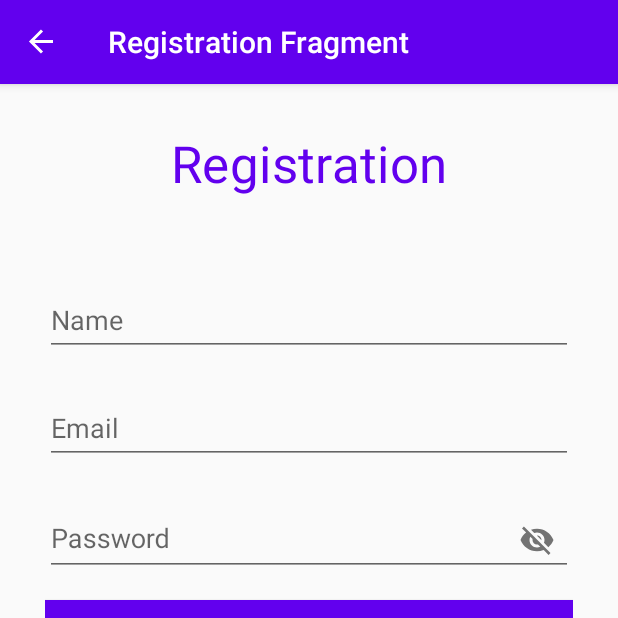
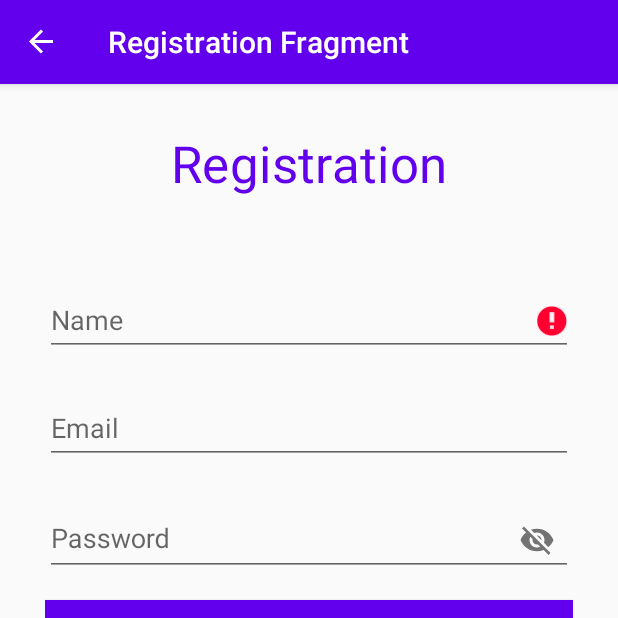
Before and after one commit to DhruvLimbachiya/NavComponentsDemo, an Android app: the RegistrationFragment screen opened through its navigation route, after a tap on an icon or button, on a phone screen of 412 x 824 dp, the top half of it. Run offline under Robolectric (Android 15) with nearby library versions, the phone set to English and light mode, and no system bars; our stand-ins replace data binding, navigation-ui; 1 other tap on this screen came first.

Commit message:
Navigation from RegistrationFragment to LoginFragment after successfully registration of user

```diff
--- a/app/src/main/java/com/example/navcomponentexample/fragments/RegistrationFragment.java
+++ b/app/src/main/java/com/example/navcomponentexample/fragments/RegistrationFragment.java
@@ -2,20 +2,83 @@ package com.example.navcomponentexample.fragments;
 
 import android.os.Bundle;
 
+import androidx.annotation.NonNull;
+import androidx.annotation.Nullable;
+import androidx.databinding.DataBindingUtil;
 import androidx.fragment.app.Fragment;
+import androidx.navigation.NavController;
+import androidx.navigation.NavDirections;
+import androidx.navigation.Navigation;
+import androidx.navigation.ui.NavigationUI;
 
+import android.text.TextUtils;
 import android.view.LayoutInflater;
 import android.view.View;
 import android.view.ViewGroup;
+import android.widget.TextView;
 
 import com.example.navcomponentexample.R;
+import com.example.navcomponentexample.databinding.FragmentRegistrationBinding;
 
 public class RegistrationFragment extends Fragment {
+
+    FragmentRegistrationBinding binding;
+    NavController navController;
 
     @Override
     public View onCreateView(LayoutInflater inflater, ViewGroup container,
                              Bundle savedInstanceState) {
+
+        binding = DataBindingUtil.inflate(inflater,R.layout.fragment_registration, container, false);
+
         // Inflate the layout for this fragment
-        return inflater.inflate(R.layout.fragment_registration, container, false);
+        return binding.getRoot();
+    }
+
+    @Override
+    public void onViewCreated(@NonNull View view, @Nullable Bundle savedInstanceState) {
+        super.onViewCreated(view, savedInstanceState);
+
+        navController = Navigation.findNavController(view);
+
+        view.findViewById(R.id.register_button).setOnClickListener(new View.OnClickListener() {
+            @Override
+            public void onClick(View view) {
+                if(isValid()){
+                    regAndNavToLogin();
+                }
+            }
+        });
+    }
+
+    private boolean isValid() {
+
+        TextView username = binding.nameTextview;
+        TextView email = binding.emailTextview;
+        TextView password = binding.passwordTextview;
+
+        if(TextUtils.isEmpty(username.getText().toString().trim())){
+            binding.nameTextview.setEnabled(true);
+            binding.nameTextview.setError(getString(R.string.error_username));
+            return false;
+        }else if(TextUtils.isEmpty(email.getText().toString().trim())){
+            binding.emailTextview.setEnabled(true);
+            binding.emailTextview.setError(getString(R.string.error_email));
+            return false;
+        }else if(TextUtils.isEmpty(password.getText().toString().trim())){
+            binding.passwordTextview.setEnabled(true);
+            binding.passwordTextview.setError(getString(R.string.error_password));
+            return false;
+        }
+
+        return true;
+    }
+
+    /**
+     * Register user and navigate to Login Screen
+     */
+    private void regAndNavToLogin() {
+        NavDirections navDirections = RegistrationFragmentDirections.actionRegistrationFragmentToLoginFragment();
+        navController.navigate(navDirections);
     }
 }
--- a/app/src/main/res/layout/fragment_registration.xml
+++ b/app/src/main/res/layout/fragment_registration.xml
@@ -1,8 +1,13 @@
 <?xml version="1.0" encoding="utf-8"?>
+<layout xmlns:android="http://schemas.android.com/apk/res/android"
+    xmlns:app="http://schemas.android.com/apk/res-auto"
+    xmlns:tools="http://schemas.android.com/tools">
+
+    <data>
+
+    </data>
+
     <androidx.constraintlayout.widget.ConstraintLayout
-    xmlns:android="http://schemas.android.com/apk/res/android"
-    xmlns:app="http://schemas.android.com/apk/res-auto"
-    xmlns:tools="http://schemas.android.com/tools"
         android:layout_width="match_parent"
         android:layout_height="match_parent"
         android:padding="30dp"
@@ -33,8 +38,7 @@
             <com.google.android.material.textfield.TextInputEditText
                 android:id="@+id/name_textview"
                 android:layout_width="match_parent"
-            android:layout_height="wrap_content"
-            />
+                android:layout_height="wrap_content" />
 
         </com.google.android.material.textfield.TextInputLayout>
 
@@ -52,8 +56,7 @@
                 android:id="@+id/email_textview"
                 android:layout_width="match_parent"
                 android:layout_height="wrap_content"
-            android:inputType="textWebEmailAddress"
-            />
+                android:inputType="textWebEmailAddress" />
 
         </com.google.android.material.textfield.TextInputLayout>
 
@@ -72,9 +75,19 @@
                 android:id="@+id/password_textview"
                 android:layout_width="match_parent"
                 android:layout_height="wrap_content"
-            android:inputType="textPassword"/>
+                android:inputType="textPassword" />
 
         </com.google.android.material.textfield.TextInputLayout>
+
+        <ProgressBar
+            android:id="@+id/progress_reg"
+            android:layout_width="0dp"
+            android:layout_height="wrap_content"
+            android:visibility="gone"
+            app:layout_constraintStart_toStartOf="parent"
+            app:layout_constraintEnd_toEndOf="parent"
+            app:layout_constraintTop_toTopOf="parent"
+            app:layout_constraintBottom_toBottomOf="parent" />
 
         <Button
             android:id="@+id/register_button"
@@ -90,3 +103,4 @@
             app:layout_constraintTop_toBottomOf="@+id/textInputLayout" />
 
     </androidx.constraintlayout.widget.ConstraintLayout>
+</layout>
--- a/app/src/main/res/values/strings.xml
+++ b/app/src/main/res/values/strings.xml
@@ -13,4 +13,5 @@
     <string name="button_text_register">Register</string>
     <string name="error_username">Username required</string>
     <string name="error_password">Password required</string>
+    <string name="error_email">Email require</string>
 </resources>
```
Lines whose indentation alone changed are shown as unchanged.
